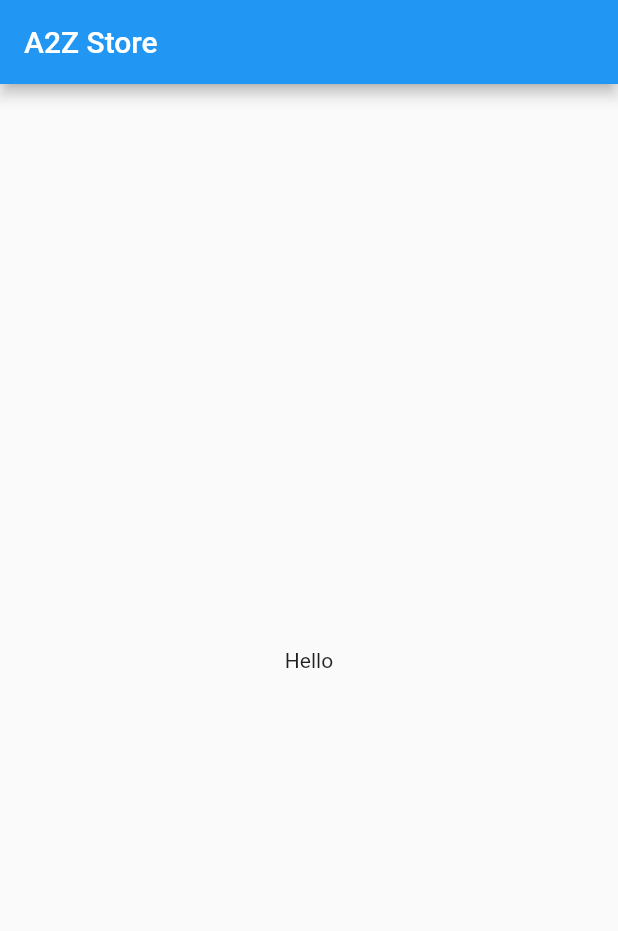
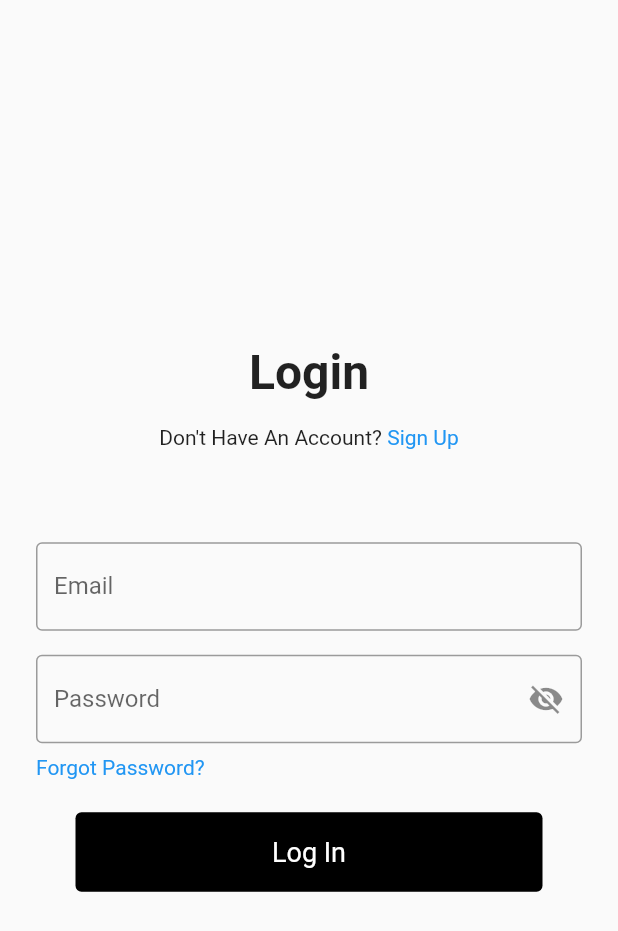
Before and after one commit to ahmedsabahi/a_2_z_store, a Flutter app: the screen it shows after launch, on a phone screen of 412 x 824 dp. Shown: the top 931 px of the screen. Run offline on Flutter 3.47's test engine with Material 2 defaults, Android fonts, the phone set to English and light mode, and no system bars; our stand-ins replace firebase_auth, firebase_core, fluttertoast; accounts and stored records are empty.

Commit message:
Email and password login

```diff
--- /dev/null
+++ b/lib/Account/login.dart
@@ -0,0 +1,185 @@
+
+import 'package:a_2_z_store/Account/register.dart';
+import 'package:a_2_z_store/Account/reset_pass.dart';
+import 'package:a_2_z_store/widgets/homeScreen.dart';
+import 'package:firebase_auth/firebase_auth.dart';
+import 'package:flutter/material.dart';
+import 'package:fluttertoast/fluttertoast.dart';
+
+
+class SignIn extends StatefulWidget {
+  @override
+  _SignInState createState() => _SignInState();
+}
+
+class _SignInState extends State<SignIn> {
+  FirebaseAuth _auth = FirebaseAuth.instance;
+  final GlobalKey<FormState> _formKey = GlobalKey<FormState>();
+  final TextEditingController _emailController = TextEditingController();
+  final GlobalKey<ScaffoldState> _scaffoldKey = GlobalKey<ScaffoldState>();
+  final TextEditingController _passwordController = TextEditingController();
+  bool _passwordVisible = false ;
+
+  @override
+  void initState() {
+    _passwordVisible = false;
+    super.initState();
+  }
+  @override
+  Widget build(BuildContext context) {
+     return Scaffold(
+      key: _scaffoldKey,
+        body: Center(
+          child: Form(
+                key: _formKey,
+            child: SingleChildScrollView(
+              child: Padding(
+                  padding: const EdgeInsets.all(16.0),
+                child: Column(
+                    crossAxisAlignment: CrossAxisAlignment.start,
+                    children: <Widget>[
+                      Container(
+                        child: const Text(
+                          'Login',
+                          style: TextStyle(fontWeight: FontWeight.bold, fontSize: 32),
+                        ),
+                        alignment: Alignment.center,
+                      ),
+                      Padding(
+                        padding: const EdgeInsets.fromLTRB(16,16,16,54),
+                        child: Row(
+                          mainAxisAlignment: MainAxisAlignment.center,
+                          crossAxisAlignment: CrossAxisAlignment.start,
+                          children: [
+                          Text(
+                          "Don't Have An Account? ",
+                          style: TextStyle( fontSize: 14),
+                         ),
+                          GestureDetector(
+                            child: Text("Sign Up", style: TextStyle( color: Colors.blue)),
+                          onTap: () {
+                            Navigator.of(context).pushReplacement(
+                                MaterialPageRoute(builder: (context) => RegisterScreen()));
+                          }
+                         ),
+                          ],
+                        ),
+                      ),
+
+                      Padding(
+                          padding: const EdgeInsets.all(8.0),
+                        child: TextFormField(
+                          controller: _emailController,
+                          decoration: const InputDecoration(
+                            labelText: "Email",
+                            border: OutlineInputBorder(),
+                          ),
+                          validator: (value) {
+                            if (value.isEmpty) return 'Please enter some text';
+                            return null;
+                          },
+                        ),
+                      ),
+
+                      Padding(
+                        padding: const EdgeInsets.all(8.0),
+                        child: TextFormField(
+                          controller: _passwordController,
+                          decoration:  InputDecoration(
+                            labelText: "Password",
+                            border: OutlineInputBorder(),
+                            suffixIcon: GestureDetector(
+                              onLongPress: () {
+                                setState(() {
+                                  _passwordVisible = true;
+                                });
+                              },
+                              onLongPressUp: () {
+                                setState(() {
+                                  _passwordVisible = false;
+                                });
+                              },
+                              child: Icon(
+                                  _passwordVisible ? Icons.visibility : Icons.visibility_off),
+                            ),
+                          ),
+                          validator: (value) {
+                            if (value.isEmpty) return 'Please enter some text';
+                            return null;
+                          },
+                        ),
+                      ),
+                  Padding(
+                    padding: const EdgeInsets.fromLTRB(8.0,0,0,0),
+                      child: GestureDetector(
+                          child: Text("Forgot Password?", style: TextStyle( color: Colors.blue)),
+                          onTap: () {
+                            Navigator.of(context).pushReplacement(
+                                MaterialPageRoute(builder: (context) => ResetScreen()));
+                          }
+                      ),
+                  ),
+                      Container(
+
+                        padding: const EdgeInsets.only(top: 22.0),
+                        alignment: Alignment.center,
+                        child: TextButton(
+                          style: TextButton.styleFrom(
+                              primary: Colors.white,
+                              backgroundColor: Colors.black,
+                              padding:   EdgeInsets.symmetric(vertical: 16, horizontal: 131),
+                              textStyle: TextStyle(fontSize: 18)),
+                          child: Text("Log In"),
+                          onPressed: () async {
+                            if (_formKey.currentState.validate()) {
+                              _signInWithEmailAndPassword();
+                            }
+                          },
+                        ),
+                      ),
+                    ],
+                ),
+              ),
+                ),
+          ),
+        ),
+      );
+  }
+
+  @override
+  void dispose() {
+    _emailController.dispose();
+    _passwordController.dispose();
+    super.dispose();
+  }
+
+  void _signInWithEmailAndPassword() async {
+    try {
+      final User user = (await _auth.signInWithEmailAndPassword(
+        email: _emailController.text,
+        password: _passwordController.text,
+      ))
+          .user;
+      if (!user.emailVerified) {
+        await user.sendEmailVerification();
+      }
+      Navigator.of(context).pushReplacement(
+          MaterialPageRoute(builder: (context) => HomeScreen()));
+    } on FirebaseAuthException catch (e) {
+      if (e.code == 'user-not-found') {
+        _toastInfo('No user found for that email.');
+      } else if (e.code == 'wrong-password') {
+        _toastInfo('Wrong password provided for that user.');
+      }
+    }
+  }
+  _toastInfo(String info) {
+    Fluttertoast.showToast(
+        msg: info,
+        toastLength: Toast.LENGTH_LONG,
+        backgroundColor: Colors.green);
+  }
+  void _signOut() async {
+    await _auth.signOut();
+  }
+}
--- a/lib/main.dart
+++ b/lib/main.dart
@@ -1,7 +1,12 @@
+import 'package:a_2_z_store/Account/login.dart';
+import 'package:a_2_z_store/Account/register.dart';
 import 'package:a_2_z_store/widgets/homeScreen.dart';
+import 'package:firebase_core/firebase_core.dart';
 import 'package:flutter/material.dart';
 
-void main() {
+void main() async{
+  WidgetsFlutterBinding.ensureInitialized();
+  await Firebase.initializeApp();
   runApp(MyApp());
 
 }
@@ -13,7 +18,7 @@ class MyApp extends StatelessWidget {
       theme: ThemeData(
         primarySwatch: Colors.blue,
       ),
-      home: HomeScreen(),
+      home: SignIn(),
     );
   }
 }
--- a/lib/widgets/homeScreen.dart
+++ b/lib/widgets/homeScreen.dart
@@ -1,13 +1,17 @@
+import 'package:firebase_auth/firebase_auth.dart';
 import 'package:flutter/material.dart';
 
 class HomeScreen extends StatelessWidget {
+
+  const HomeScreen({Key key, }) : super(key: key);
   @override
   Widget build(BuildContext context) {
     return Scaffold(
       appBar: AppBar(
         title: Text("A2Z Store"),
       ),
-      body: Center(child: Text("Hello")),
+      body: Center(child: Text("Hello" )),
     );
   }
+
 }
--- a/pubspec.yaml
+++ b/pubspec.yaml
@@ -31,9 +31,9 @@ dependencies:
   provider: ^5.0.0
   http: ^0.13.1
   firebase_core: ^1.0.3
+  firebase_auth: ^1.0.3
+  fluttertoast: ^8.0.3
 
-  # Add the dependency for the FlutterFire plugin for Google Analytics
-  firebase_analytics: ^5.0.2
 
 
 dev_dependencies:
```
Also changed, not shown: lib/Account/register.dart (added, +188 -0 lines), lib/Account/reset_pass.dart (added, +112 -0 lines), lib/Account/verify_email.dart (added, +64 -0 lines), pubspec.lock.
